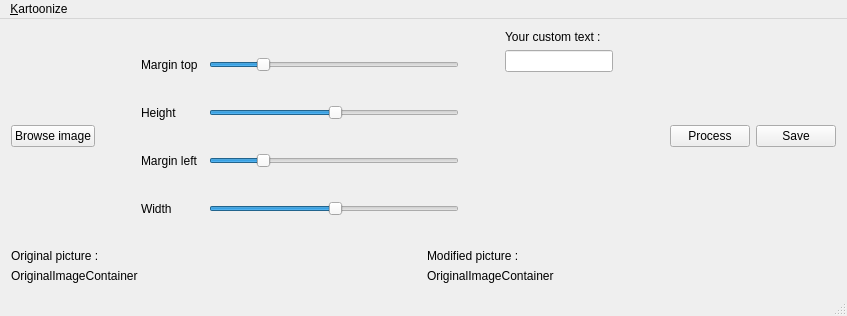
Old version of the form mainwindow.ui in the repository Squadella/Obamize.
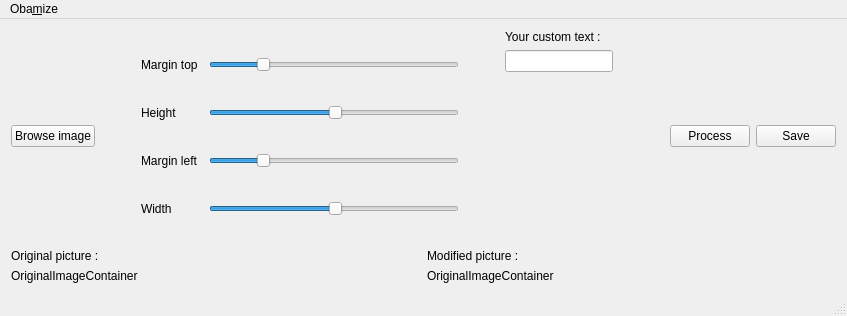
New version of the form. Icons and pictures are not drawn.

Commit message: Refactor to rename the project

The edit to the form file:
```diff
--- a/mainwindow.ui
+++ b/mainwindow.ui
@@ -258,7 +258,7 @@
    </property>
    <widget class="QMenu" name="menuKartoonize">
     <property name="title">
-     <string>&amp;Kartoonize</string>
+     <string>Oba&amp;mize</string>
     </property>
     <addaction name="actionQuit"/>
    </widget>
```
The commit also changes 2 other files.
